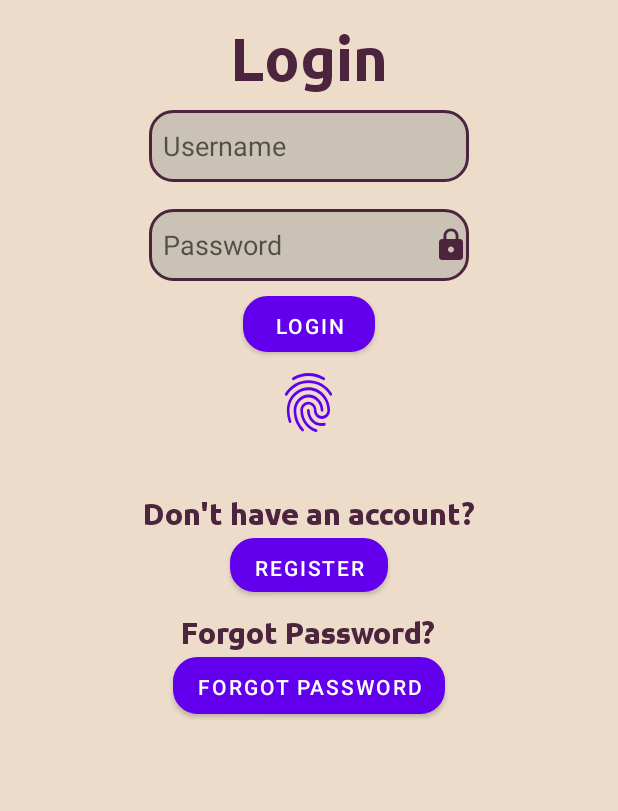
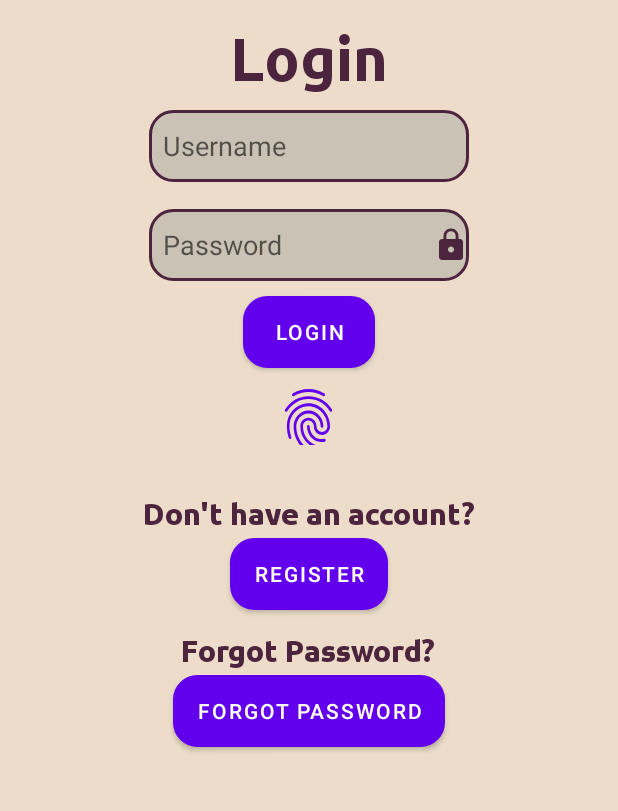
Before and after one commit to decaffinetedturtle/EatNowV2, an Android app: the screen it shows after launch (MainActivity), on a phone screen of 412 x 824 dp, the part 260-1071 px from its top. Run offline under Robolectric (Android 15) with nearby library versions, the light colour scheme and no system bars; our stand-ins replace Firebase (no records; nobody signed in at launch, a user with empty details on screens opened directly).

Commit message:
tweaked some things

```diff
--- a/app/src/main/java/com/mad/eatnowv2/MainActivity.java
+++ b/app/src/main/java/com/mad/eatnowv2/MainActivity.java
@@ -204,11 +204,11 @@ public class MainActivity extends AppCompatActivity implements SensorEventListen
 
     }
 
-    @Override
+/*    @Override
     protected void onResume() {
         super.onResume ();
         sensorManager.registerListener (this, lightSensor, SensorManager.SENSOR_DELAY_NORMAL);
-    }
+    }*/
 
     @Override
     protected void onPause() {
--- a/app/src/main/res/layout/activity_main.xml
+++ b/app/src/main/res/layout/activity_main.xml
@@ -94,7 +94,7 @@
             <Button
                 android:id="@+id/loginBtn"
                 android:layout_width="wrap_content"
-                android:layout_height="37dp"
+                android:layout_height="48dp"
                 android:layout_gravity="center"
                 android:background="@drawable/button_login"
                 android:backgroundTint="@color/Peach"
@@ -143,7 +143,7 @@
     <Button
         android:id="@+id/registerBtn"
         android:layout_width="wrap_content"
-        android:layout_height="36dp"
+        android:layout_height="48dp"
         android:layout_gravity="center"
         android:background="@drawable/button_login"
         android:backgroundTint="@color/Peach"
@@ -169,7 +169,7 @@
     <Button
         android:id="@+id/ForgotPasswordBtn"
         android:layout_width="wrap_content"
-        android:layout_height="38dp"
+        android:layout_height="48dp"
         android:layout_gravity="center"
         android:background="@drawable/button_login"
         android:backgroundTint="@color/Peach"
```
